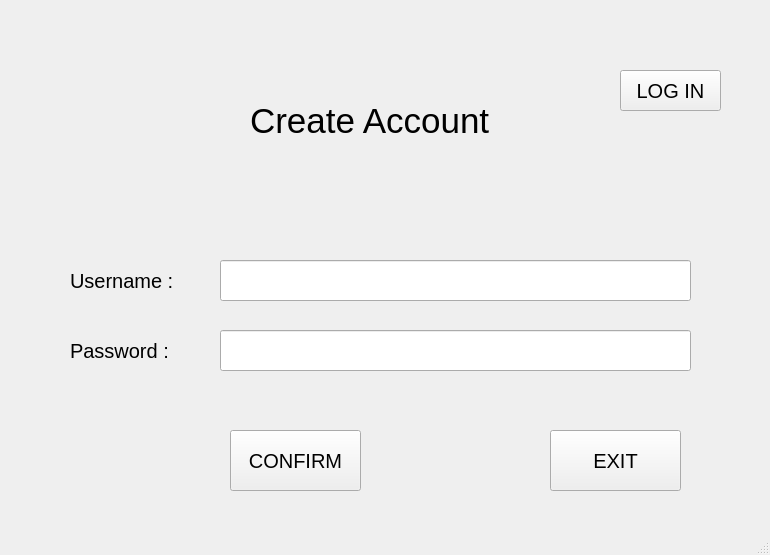
The window that app.ui (JohnPoleshchuk/KeyboardTrainer) describes before a commit, drawn with Qt 5.
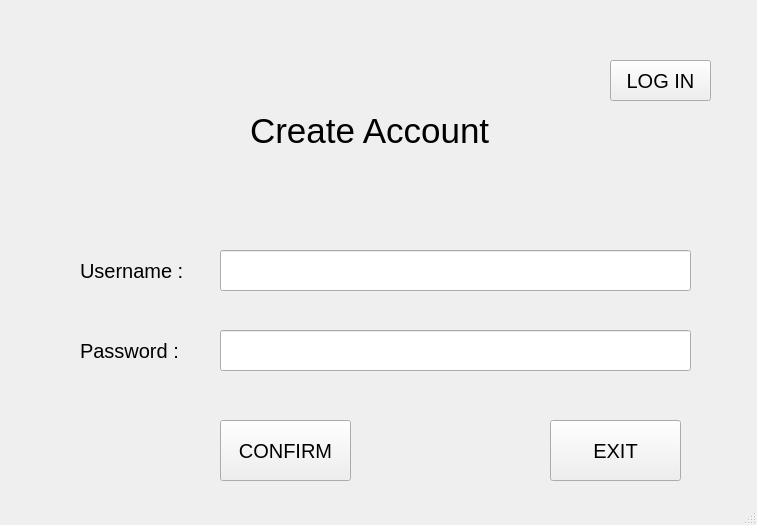
The same window after the commit. The open tabs and pages were chosen to show the change.

Patch:
```diff
--- a/app.ui
+++ b/app.ui
@@ -6,8 +6,8 @@
    <rect>
     <x>0</x>
     <y>0</y>
-    <width>770</width>
-    <height>555</height>
+    <width>757</width>
+    <height>525</height>
    </rect>
   </property>
   <property name="windowTitle">
@@ -178,7 +178,7 @@
         <property name="geometry">
          <rect>
           <x>260</x>
-          <y>40</y>
+          <y>50</y>
           <width>281</width>
           <height>101</height>
          </rect>
@@ -195,8 +195,8 @@
        <widget class="QLabel" name="label_6">
         <property name="geometry">
          <rect>
-          <x>80</x>
-          <y>210</y>
+          <x>90</x>
+          <y>200</y>
           <width>141</width>
           <height>81</height>
          </rect>
@@ -213,7 +213,7 @@
        <widget class="QLabel" name="label_7">
         <property name="geometry">
          <rect>
-          <x>80</x>
+          <x>90</x>
           <y>280</y>
           <width>141</width>
           <height>81</height>
@@ -232,7 +232,7 @@
         <property name="geometry">
          <rect>
           <x>230</x>
-          <y>230</y>
+          <y>220</y>
           <width>471</width>
           <height>41</height>
          </rect>
@@ -262,7 +262,7 @@
         <property name="geometry">
          <rect>
           <x>560</x>
-          <y>400</y>
+          <y>390</y>
           <width>131</width>
           <height>61</height>
          </rect>
@@ -279,8 +279,8 @@
        <widget class="QPushButton" name="ButtonConSign">
         <property name="geometry">
          <rect>
-          <x>240</x>
-          <y>400</y>
+          <x>230</x>
+          <y>390</y>
           <width>131</width>
           <height>61</height>
          </rect>
@@ -297,8 +297,8 @@
        <widget class="QPushButton" name="ButtonTransferSign">
         <property name="geometry">
          <rect>
-          <x>630</x>
-          <y>40</y>
+          <x>620</x>
+          <y>30</y>
           <width>101</width>
           <height>41</height>
          </rect>
```
Left out of the diff: 35 changed lines with no effect on the pictures.
